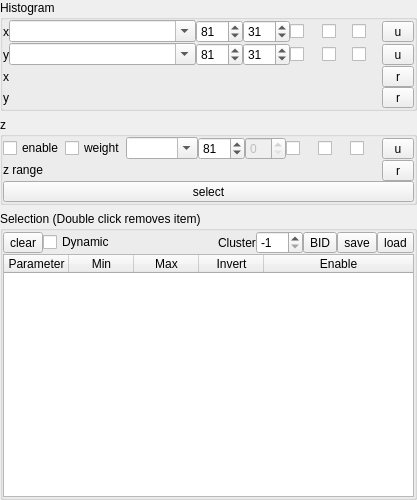
First picture: the form in ndxplorer/plot_control.ui, repository Fluorescence-Tools/ndxplorer, before the edit.
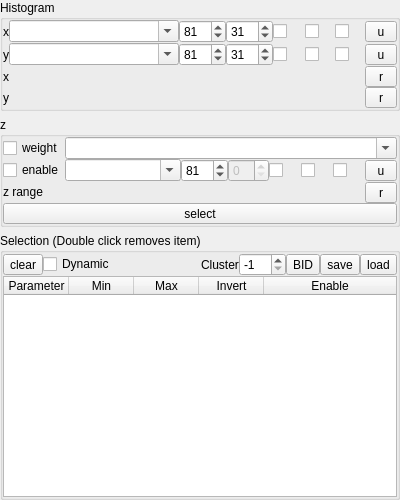
Second picture: the form after the edit.

Commit message: Refactor `plot_control.py` and `plot_control.ui`: standardize method names, improve axis handling logic, streamline UI widgets for Z-axis controls.

The edit to the form file:
```diff
--- a/ndxplorer/plot_control.ui
+++ b/ndxplorer/plot_control.ui
@@ -453,14 +453,14 @@
         <property name="spacing">
          <number>0</number>
         </property>
-        <item row="0" column="13">
+        <item row="1" column="13">
          <widget class="QSpinBox" name="spinBoxBin2DZ">
           <property name="enabled">
            <bool>false</bool>
           </property>
          </widget>
         </item>
-        <item row="0" column="12">
+        <item row="1" column="12">
          <widget class="QSpinBox" name="spinBoxBin1DZ">
           <property name="toolTip">
            <string>Number of 1D bins.</string>
@@ -476,14 +476,14 @@
           </property>
          </widget>
         </item>
-        <item row="1" column="1" colspan="16">
+        <item row="2" column="1" colspan="16">
          <layout class="QHBoxLayout" name="horizontalLayout_3">
           <property name="spacing">
            <number>0</number>
           </property>
          </layout>
         </item>
-        <item row="1" column="0">
+        <item row="2" column="0">
          <widget class="QLabel" name="label_7">
           <property name="sizePolicy">
            <sizepolicy hsizetype="Fixed" vsizetype="Fixed">
@@ -496,7 +496,7 @@
           </property>
          </widget>
         </item>
-        <item row="0" column="14">
+        <item row="1" column="14">
          <widget class="QCheckBox" name="checkBoxNormZ">
           <property name="sizePolicy">
            <sizepolicy hsizetype="Fixed" vsizetype="Fixed">
@@ -518,7 +518,14 @@
           </property>
          </widget>
         </item>
-        <item row="1" column="17">
+        <item row="1" column="0">
+         <widget class="QCheckBox" name="checkBoxEnableZ">
+          <property name="text">
+           <string>enable</string>
+          </property>
+         </widget>
+        </item>
+        <item row="2" column="17">
          <widget class="QToolButton" name="toolButtonAutoZ">
           <property name="sizePolicy">
            <sizepolicy hsizetype="Minimum" vsizetype="Fixed">
@@ -531,7 +538,20 @@
           </property>
          </widget>
         </item>
-        <item row="0" column="17">
+        <item row="1" column="11">
+         <widget class="QComboBox" name="comboBoxSelZ">
+          <property name="sizePolicy">
+           <sizepolicy hsizetype="Expanding" vsizetype="Fixed">
+            <horstretch>0</horstretch>
+            <verstretch>0</verstretch>
+           </sizepolicy>
+          </property>
+          <property name="editable">
+           <bool>true</bool>
+          </property>
+         </widget>
+        </item>
+        <item row="1" column="17">
          <widget class="QToolButton" name="toolButtonSetZAxis">
           <property name="enabled">
            <bool>true</bool>
@@ -556,7 +576,7 @@
           </property>
          </widget>
         </item>
-        <item row="0" column="16">
+        <item row="1" column="16">
          <widget class="QCheckBox" name="checkBoxAutoScaleZ">
           <property name="sizePolicy">
            <sizepolicy hsizetype="Fixed" vsizetype="Fixed">
@@ -581,7 +601,7 @@
           </property>
          </widget>
         </item>
-        <item row="0" column="15">
+        <item row="1" column="15">
          <widget class="QCheckBox" name="checkBoxLogZ">
           <property name="sizePolicy">
            <sizepolicy hsizetype="Fixed" vsizetype="Fixed">
@@ -603,27 +623,7 @@
           </property>
          </widget>
         </item>
-        <item row="0" column="11">
-         <widget class="QComboBox" name="comboBoxSelZ">
-          <property name="sizePolicy">
-           <sizepolicy hsizetype="Expanding" vsizetype="Fixed">
-            <horstretch>0</horstretch>
-            <verstretch>0</verstretch>
-           </sizepolicy>
-          </property>
-          <property name="editable">
-           <bool>true</bool>
-          </property>
-         </widget>
-        </item>
         <item row="0" column="0">
-         <widget class="QCheckBox" name="checkBoxEnableZ">
-          <property name="text">
-           <string>enable</string>
-          </property>
-         </widget>
-        </item>
-        <item row="0" column="1">
          <widget class="QCheckBox" name="checkBoxWeight">
           <property name="toolTip">
            <string>If checked histogram as are weighted by selected axis</string>
@@ -633,6 +633,13 @@
           </property>
          </widget>
         </item>
+        <item row="0" column="11" colspan="7">
+         <widget class="QComboBox" name="comboBoxWeight">
+          <property name="editable">
+           <bool>true</bool>
+          </property>
+         </widget>
+        </item>
        </layout>
       </item>
       <item>
```
The commit also changes 1 other file.
